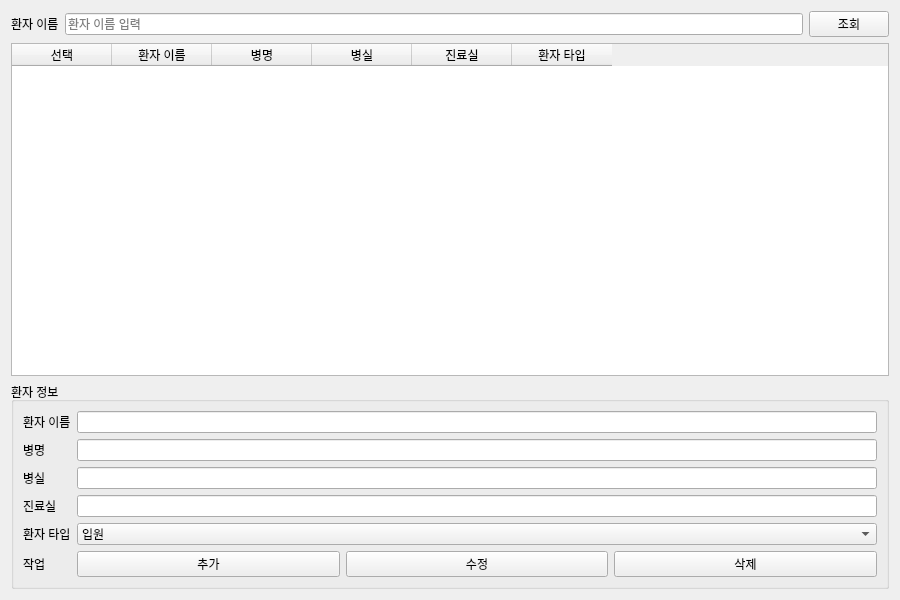
First picture: the form in Hospital_Terminal/search_medical.ui, repository Heo157/Project-Hospital-Autonomous-Wheelchair, before the edit.
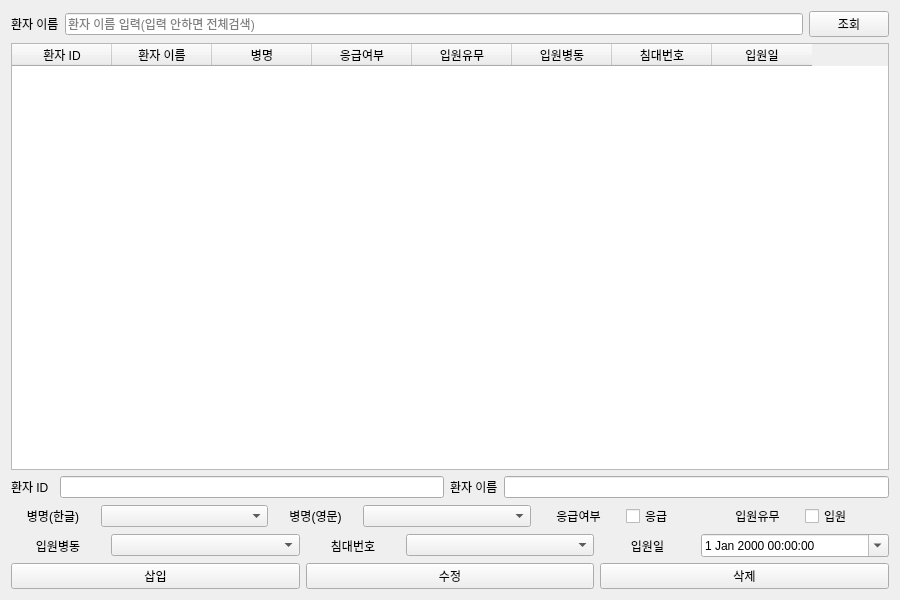
Second picture: the form after the edit.

```diff
--- a/Hospital_Terminal/search_medical.ui
+++ b/Hospital_Terminal/search_medical.ui
@@ -13,9 +13,7 @@
   <property name="windowTitle">
    <string>환자 조회</string>
   </property>
-  <layout class="QVBoxLayout" name="verticalLayout">
-
-   <!-- ▒▒ 검색 줄 ▒▒ -->
+  <layout class="QVBoxLayout" name="verticalLayout" stretch="1,6,6">
    <item>
     <layout class="QHBoxLayout" name="hlSearchPatient">
      <item>
@@ -28,7 +26,7 @@
      <item>
       <widget class="QLineEdit" name="leSearchName">
        <property name="placeholderText">
-        <string>환자 이름 입력</string>
+        <string>환자 이름 입력(입력 안하면 전체검색)</string>
        </property>
       </widget>
      </item>
@@ -45,15 +43,15 @@
    <!-- ▒▒ 조회 결과 테이블 ▒▒ -->
    <item>
     <widget class="QTableWidget" name="twPatientList">
-     <property name="columnCount">
-      <number>6</number>
-     </property>
      <property name="rowCount">
       <number>0</number>
      </property>
+     <property name="columnCount">
+      <number>8</number>
+     </property>
      <column>
       <property name="text">
-       <string>선택</string>
+       <string>환자 ID</string>
       </property>
      </column>
      <column>
@@ -68,110 +66,176 @@
      </column>
      <column>
       <property name="text">
-       <string>병실</string>
+       <string>응급여부</string>
       </property>
      </column>
      <column>
       <property name="text">
-       <string>진료실</string>
+       <string>입원유무</string>
       </property>
      </column>
      <column>
       <property name="text">
-       <string>환자 타입</string>
+       <string>입원병동</string>
       </property>
      </column>
+     <column>
+      <property name="text">
+       <string>침대번호</string>
+      </property>
+     </column>
+     <column>
+      <property name="text">
+       <string>입원일</string>
+      </property>
+     </column>
     </widget>
    </item>
 
    <!-- ▒▒ 환자 정보 입력/수정 영역 ▒▒ -->
    <item>
-    <widget class="QGroupBox" name="gbPatientDetail">
-     <property name="title">
-      <string>환자 정보</string>
-     </property>
-     <layout class="QFormLayout" name="formLayout">
-      <item row="0" column="0">
-       <widget class="QLabel" name="lbEditName">
+    <layout class="QVBoxLayout" name="vlPatientInfo" stretch="1,1,1,1">
+     <item>
+      <layout class="QHBoxLayout" name="hl1" stretch="1,9,1,9">
+       <item>
+        <widget class="QLabel" name="lbID">
+         <property name="text">
+          <string>환자 ID</string>
+         </property>
+        </widget>
+       </item>
+       <item>
+        <widget class="QLineEdit" name="leID"/>
+       </item>
+       <item>
+        <widget class="QLabel" name="lbName">
         <property name="text">
          <string>환자 이름</string>
         </property>
        </widget>
       </item>
-      <item row="0" column="1">
-       <widget class="QLineEdit" name="leEditName"/>
-      </item>
-
-      <item row="1" column="0">
-       <widget class="QLabel" name="lbEditDisease">
+       <item>
+        <widget class="QLineEdit" name="leName_2"/>
+       </item>
+      </layout>
+     </item>
+     <item>
+      <layout class="QHBoxLayout" name="hl2" stretch="1,2,1,2,1,1,1,1">
+       <item>
+        <widget class="QLabel" name="label_3">
         <property name="text">
-         <string>병명</string>
-        </property>
-       </widget>
-      </item>
-      <item row="1" column="1">
-       <widget class="QLineEdit" name="leEditDisease"/>
-      </item>
-
-      <item row="2" column="0">
-       <widget class="QLabel" name="lbEditRoom">
+          <string>병명(한글)</string>
+         </property>
+         <property name="alignment">
+          <set>Qt::AlignCenter</set>
+         </property>
+        </widget>
+       </item>
+       <item>
+        <widget class="QComboBox" name="cbDisease_KR"/>
+       </item>
+       <item>
+        <widget class="QLabel" name="label">
         <property name="text">
-         <string>병실</string>
-        </property>
-       </widget>
-      </item>
-      <item row="2" column="1">
-       <widget class="QLineEdit" name="leEditRoom"/>
-      </item>
-
-      <!-- 진료실 -->
-      <item row="3" column="0">
-       <widget class="QLabel" name="lbEditClinic">
+          <string>병명(영문)</string>
+         </property>
+         <property name="alignment">
+          <set>Qt::AlignCenter</set>
+         </property>
+        </widget>
+       </item>
+       <item>
+        <widget class="QComboBox" name="cbDisease_EN"/>
+       </item>
+       <item>
+        <widget class="QLabel" name="label_4">
         <property name="text">
-         <string>진료실</string>
-        </property>
-       </widget>
-      </item>
-      <item row="3" column="1">
-       <widget class="QLineEdit" name="leEditClinic"/>
-      </item>
-
-      <item row="4" column="0">
-       <widget class="QLabel" name="lbEditType">
+          <string>응급여부</string>
+         </property>
+         <property name="alignment">
+          <set>Qt::AlignCenter</set>
+         </property>
+        </widget>
+       </item>
+       <item>
+        <widget class="QCheckBox" name="btnEM">
+         <property name="text">
+          <string>응급</string>
+         </property>
+        </widget>
+       </item>
+       <item>
+        <widget class="QLabel" name="label_5">
         <property name="text">
-         <string>환자 타입</string>
-        </property>
-       </widget>
-      </item>
-      <item row="4" column="1">
-       <widget class="QComboBox" name="cbEditType">
+          <string>입원유무</string>
+         </property>
+         <property name="alignment">
+          <set>Qt::AlignCenter</set>
+         </property>
+        </widget>
+       </item>
         <item>
+        <widget class="QCheckBox" name="btnIN">
          <property name="text">
           <string>입원</string>
          </property>
-        </item>
+        </widget>
+       </item>
+      </layout>
+     </item>
         <item>
+      <layout class="QHBoxLayout" name="hl3" stretch="1,2,1,2,1,2">
+       <item>
+        <widget class="QLabel" name="label_6">
          <property name="text">
-          <string>외래</string>
+          <string>입원병동</string>
          </property>
-        </item>
-       </widget>
-      </item>
-
-      <!-- 버튼 줄 -->
-      <item row="5" column="0">
-       <widget class="QLabel" name="lbEditButtons">
+         <property name="alignment">
+          <set>Qt::AlignCenter</set>
+         </property>
+        </widget>
+       </item>
+       <item>
+        <widget class="QComboBox" name="cbWard"/>
+       </item>
+       <item>
+        <widget class="QLabel" name="label_7">
+         <property name="text">
+          <string>침대번호</string>
+         </property>
+         <property name="alignment">
+          <set>Qt::AlignCenter</set>
+         </property>
+        </widget>
+       </item>
+       <item>
+        <widget class="QComboBox" name="cbBedNum"/>
+       </item>
+       <item>
+        <widget class="QLabel" name="label_8">
         <property name="text">
-         <string>작업</string>
-        </property>
-       </widget>
-      </item>
-      <item row="5" column="1">
-       <layout class="QHBoxLayout" name="hlEditButtons">
+          <string>입원일</string>
+         </property>
+         <property name="alignment">
+          <set>Qt::AlignCenter</set>
+         </property>
+        </widget>
+       </item>
+       <item>
+        <widget class="QDateTimeEdit" name="dtDate">
+         <property name="calendarPopup">
+          <bool>true</bool>
+         </property>
+        </widget>
+       </item>
+      </layout>
+     </item>
+     <item>
+      <layout class="QHBoxLayout" name="hl4">
         <item>
          <widget class="QPushButton" name="pbAddPatient">
           <property name="text">
-           <string>추가</string>
+          <string>삽입</string>
           </property>
          </widget>
         </item>
@@ -192,9 +256,7 @@
        </layout>
       </item>
      </layout>
-    </widget>
    </item>
-
   </layout>
  </widget>
  <resources/>
```
Left out of the diff: 4 changed lines with no effect on the pictures. Lines whose indentation alone changed are shown as unchanged.
